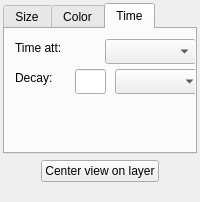
First picture: the form in glue_wwt/viewer/table_style_editor.ui, repository glue-viz/glue-wwt, before the edit.
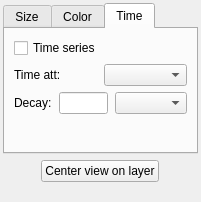
Second picture: the form after the edit. The open tabs and pages were chosen to show the change. Custom widgets are drawn as their Qt base class.

Commit message: Allow setting current WWT time from Qt glue. Basic time functionality is now working.

Diff of the .ui file:
```diff
--- a/glue_wwt/viewer/table_style_editor.ui
+++ b/glue_wwt/viewer/table_style_editor.ui
@@ -6,7 +6,7 @@
    <rect>
     <x>0</x>
     <y>0</y>
-    <width>200</width>
+    <width>201</width>
     <height>202</height>
    </rect>
   </property>
@@ -362,62 +362,114 @@
       <attribute name="title">
        <string>Time</string>
       </attribute>
-      <widget class="QComboBox" name="combosel_time_att">
-       <property name="geometry">
-        <rect>
-         <x>100</x>
-         <y>10</y>
-         <width>91</width>
-         <height>25</height>
-        </rect>
-       </property>
-      </widget>
-      <widget class="QLabel" name="label_time_att">
-       <property name="geometry">
-        <rect>
-         <x>10</x>
-         <y>10</y>
-         <width>67</width>
-         <height>17</height>
-        </rect>
-       </property>
-       <property name="text">
-        <string>Time att:</string>
-       </property>
-      </widget>
-      <widget class="QLabel" name="label_time_decay">
-       <property name="geometry">
-        <rect>
-         <x>10</x>
-         <y>40</y>
-         <width>67</width>
-         <height>17</height>
-        </rect>
-       </property>
-       <property name="text">
-        <string>Decay:</string>
-       </property>
-      </widget>
-      <widget class="QLineEdit" name="valuetext_time_decay_value">
-       <property name="geometry">
-        <rect>
-         <x>70</x>
-         <y>40</y>
-         <width>31</width>
-         <height>25</height>
-        </rect>
-       </property>
-      </widget>
-      <widget class="QComboBox" name="combosel_time_decay_unit">
-       <property name="geometry">
-        <rect>
-         <x>110</x>
-         <y>40</y>
-         <width>86</width>
-         <height>25</height>
-        </rect>
-       </property>
-      </widget>
+      <layout class="QVBoxLayout" name="verticalLayout_4">
+       <item>
+        <widget class="QWidget" name="time_series_row" native="true">
+         <layout class="QHBoxLayout" name="time_row_1">
+          <property name="spacing">
+           <number>7</number>
+          </property>
+          <property name="leftMargin">
+           <number>0</number>
+          </property>
+          <property name="topMargin">
+           <number>0</number>
+          </property>
+          <property name="rightMargin">
+           <number>0</number>
+          </property>
+          <property name="bottomMargin">
+           <number>0</number>
+          </property>
+          <item>
+           <widget class="QCheckBox" name="bool_time_series">
+            <property name="text">
+             <string>Time series</string>
+            </property>
+           </widget>
+          </item>
+         </layout>
+        </widget>
+       </item>
+       <item>
+        <widget class="QWidget" name="time_att_row" native="true">
+         <layout class="QHBoxLayout" name="time_row_2">
+          <property name="spacing">
+           <number>7</number>
+          </property>
+          <property name="leftMargin">
+           <number>0</number>
+          </property>
+          <property name="topMargin">
+           <number>0</number>
+          </property>
+          <property name="rightMargin">
+           <number>0</number>
+          </property>
+          <property name="bottomMargin">
+           <number>0</number>
+          </property>
+          <item>
+           <widget class="QLabel" name="label_time_att">
+            <property name="text">
+             <string>Time att:</string>
+            </property>
+           </widget>
+          </item>
+          <item>
+           <widget class="QComboBox" name="combosel_time_att"/>
+          </item>
+         </layout>
+        </widget>
+       </item>
+       <item>
+        <widget class="QWidget" name="time_decay_row" native="true">
+         <layout class="QHBoxLayout" name="time_row_3">
+          <property name="spacing">
+           <number>7</number>
+          </property>
+          <property name="leftMargin">
+           <number>0</number>
+          </property>
+          <property name="topMargin">
+           <number>0</number>
+          </property>
+          <property name="rightMargin">
+           <number>0</number>
+          </property>
+          <property name="bottomMargin">
+           <number>0</number>
+          </property>
+          <item>
+           <widget class="QLabel" name="label_time_decay">
+            <property name="text">
+             <string>Decay:</string>
+            </property>
+           </widget>
+          </item>
+          <item>
+           <widget class="QLineEdit" name="valuetext_time_decay_value"/>
+          </item>
+          <item>
+           <widget class="QComboBox" name="combosel_time_decay_unit"/>
+          </item>
+         </layout>
+        </widget>
+       </item>
+       <item>
+        <spacer name="verticalSpacer_4">
+         <property name="orientation">
+          <enum>Qt::Vertical</enum>
+         </property>
+         <property name="sizeHint" stdset="0">
+          <size>
+           <width>20</width>
+           <height>40</height>
+          </size>
+         </property>
+        </spacer>
+       </item>
+      </layout>
      </widget>
     </widget>
    </item>
```
Left out of the diff: 2 changed lines with no effect on the pictures. The commit also changes 9 other files.
